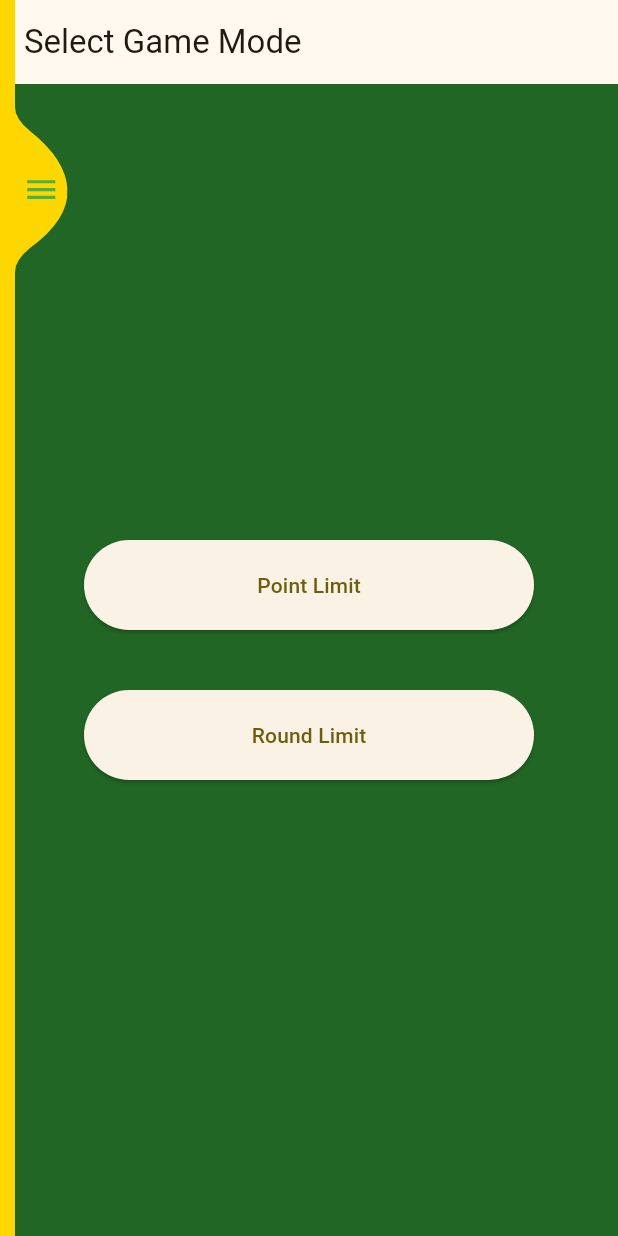
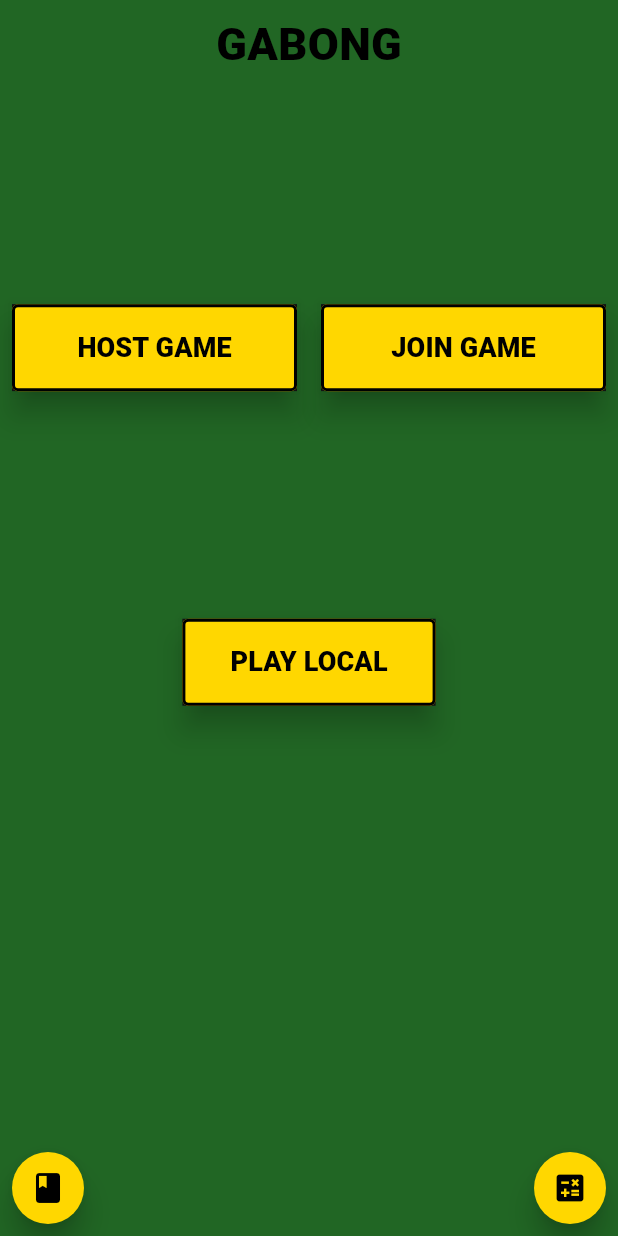
Before and after one commit to kristoffer1110/GabongApp, a Flutter app: the screen it shows after launch, on a phone screen of 412 x 824 dp. Run offline on Flutter 3.47's test engine with Material 3 defaults, Android fonts, the phone set to English and light mode, and no system bars.

Commit message:
Flyttet gamle strukturen til mappen trashassfakkingsdrit, og begynt på v2. Foreløpig kommet til ferdig design av host.dart. Neste: Få ferdig design på join game, og fikse online-funksjonen

```diff
--- /dev/null
+++ b/lib/globals.dart
@@ -0,0 +1,3 @@
+library gabong.globals;
+
+String playerName = '';
--- a/lib/main.dart
+++ b/lib/main.dart
@@ -1,9 +1,26 @@
 import 'package:flutter/material.dart';
-import 'sidebar/layout.dart';
+import 'package:gabong_v1/screens/homescreen.dart';
+import 'package:gabong_v1/screens/host.dart';
 
+
+const Color gabongGreen = Color(0xFF216624); // Replace with your actual color value
+const Color gold = Color(0xFFFFD700);
+const Color black = Colors.black;
 
 void main() {
   runApp(const MyApp());
+}
+
+
+ThemeData get theme {
+  final theme = ThemeData(
+    colorScheme: ColorScheme.fromSeed(
+      seedColor: gabongGreen,
+      brightness: Brightness.dark,
+    ),
+    useMaterial3: true,
+  );
+  return theme;
 }
 
 class MyApp extends StatelessWidget {
@@ -15,10 +32,17 @@ class MyApp extends StatelessWidget {
     return MaterialApp(
       title: 'Gabong Calc',
       theme: ThemeData(
-        colorScheme: ColorScheme.fromSeed(seedColor: const Color(0xFFFFD700)),
-        useMaterial3: true,
+        colorScheme: const ColorScheme.dark(
+          primary: gabongGreen,
+          secondary: gold,
+          tertiary: black,
+        )
       ),
-      home: const Layout(),
+      home: const HomeScreen(),
+      routes: {
+        '/home': (context) => const HomeScreen(),
+        '/host': (context) => const HostScreen(),
+      },
     );
   }
 }
--- /dev/null
+++ b/lib/screens/homescreen.dart
@@ -0,0 +1,82 @@
+import 'package:flutter/material.dart';
+import 'package:gabong_v1/widgets/menu_button.dart';
+import 'package:gabong_v1/widgets/circular_icon_button.dart';
+
+class HomeScreen extends StatelessWidget {
+  const HomeScreen({super.key});
+
+  @override
+  Widget build(BuildContext context){
+    return Scaffold(
+      backgroundColor: Theme.of(context).colorScheme.primary,
+      body: Column(
+        mainAxisAlignment: MainAxisAlignment.center,
+        children: <Widget>[
+          Padding(
+            padding: const EdgeInsets.all(8.0),
+            child: Text(
+              'GABONG',
+              style: TextStyle(
+                fontWeight: FontWeight.w900,
+                fontSize: 30,
+                color: Theme.of(context).colorScheme.tertiary,
+              ),
+            ),
+          ),
+          Expanded(
+            child: Row(
+              children: [
+                Expanded(
+                  child: MenuButton(
+                    label: 'Host Game',
+                    onPressed: () {
+                      Navigator.pushNamed(context, '/host');
+                    },
+                  ),
+                ),
+                Expanded(
+                  child: MenuButton(
+                    label: 'Join Game',
+                    onPressed: () {
+                      Navigator.pushNamed(context, '/join');
+                    },
+                  ),
+                ),
+              ],
+            ),
+          ),
+          MenuButton(
+            label: 'Play Local',
+            onPressed: () {
+              Navigator.pushNamed(context, '/play');
+            },
+          ),
+          Expanded(
+            child: Stack(
+              children: [
+                Align(
+                  alignment: Alignment.bottomRight,
+                  child: CircularIconButton(
+                    icon: Icons.calculate,
+                    onPressed: () {
+                      Navigator.pushNamed(context, '/calculator');
+                    },
+                  ),
+                ),
+                Align(
+                  alignment: Alignment.bottomLeft,
+                  child: CircularIconButton(
+                    icon: Icons.book,
+                    onPressed: () {
+                      Navigator.pushNamed(context, '/rules');
+                    },
+                  ),
+                ),
+              ]
+            )
+          )
+        ]
+      )
+    );
+  }
+}
--- /dev/null
+++ b/lib/widgets/circular_icon_button.dart
@@ -0,0 +1,33 @@
+import 'package:flutter/material.dart';
+
+class CircularIconButton extends StatelessWidget {
+  final IconData icon;
+  final VoidCallback onPressed;
+
+  const CircularIconButton({
+    super.key,
+    required this.icon,
+    required this.onPressed,
+  });
+
+  @override
+  Widget build(BuildContext context) {
+    final theme = Theme.of(context);
+    return Padding(
+      padding: const EdgeInsets.all(8.0),
+      child: Material(
+        elevation: 8.0,
+        shape: const CircleBorder(),
+        color: theme.colorScheme.secondary,
+        child: IconButton(
+          onPressed: onPressed,
+          icon: Icon(icon),
+          color: theme.colorScheme.tertiary,
+          iconSize: 24.0,
+          padding: const EdgeInsets.all(12.0),
+          splashRadius: 28.0,
+        ),
+      ),
+    );
+  }
+}
--- /dev/null
+++ b/lib/widgets/menu_button.dart
@@ -0,0 +1,49 @@
+import 'package:flutter/material.dart';
+
+class MenuButton extends StatelessWidget {
+  final String label;
+  final VoidCallback? onPressed;
+  final bool enabled;
+
+  const MenuButton({
+    super.key,
+    required this.label,
+    required this.onPressed,
+    this.enabled = true,
+  });
+
+  @override
+  Widget build(BuildContext context) {
+    final theme = Theme.of(context);
+    return Padding(
+      padding: const EdgeInsets.all(8.0),
+      child: Material(
+        elevation: 8.0,
+        child: OutlinedButton(
+          onPressed: enabled ? onPressed : null,
+          style: OutlinedButton.styleFrom(
+            backgroundColor: enabled ? theme.colorScheme.secondary : theme.colorScheme.secondary.withOpacity(0.5), // Use secondary color for button background
+            shape: const RoundedRectangleBorder(
+              borderRadius: BorderRadius.all(Radius.circular(4.0)),
+            ),
+            side: BorderSide(
+              color: theme.colorScheme.tertiary, // Use tertiary color for outline
+              width: 2,
+            ),
+          ),
+          child: Padding(
+            padding: const EdgeInsets.symmetric(horizontal: 8.0, vertical: 16.0),
+            child: Text(
+              label.toUpperCase(),
+              style: TextStyle(
+                fontWeight: FontWeight.w900,
+                fontSize: 18,
+                color: theme.colorScheme.tertiary, // Use tertiary color for text
+              ),
+            ),
+          ),
+        ),
+      ),
+    );
+  }
+}
--- a/lib/bloc.navigation_bloc/navigation_bloc.dart
+++ b/trashassfakkingsdrit/bloc.navigation_bloc/navigation_bloc.dart
@@ -1,6 +1,6 @@
 import 'package:bloc/bloc.dart';
-import 'package:gabong_v1/pages/points_calculator/points_calculator.dart';
-import 'package:gabong_v1/pages/rules.dart';
+import '../pages/points_calculator/points_calculator.dart';
+import '../pages/rules.dart';
 import '../pages/play_gabong.dart';
 
 enum NavigationEvents {
@@ -22,7 +22,7 @@ class NavigationBloc extends Bloc<NavigationEvents, NavigationStates> {
         yield const PlayGabong();
         break;
       case NavigationEvents.pointsCalculatorClickedEvent:
-        yield PointsCalculatorPage();
+        yield const PointsCalculatorPage();
         break;
       case NavigationEvents.rulesClickedEvent:
         yield const RulesPage();
--- a/lib/pages/points_calculator/points_calculator.dart
+++ b/trashassfakkingsdrit/pages/points_calculator/points_calculator.dart
@@ -1,5 +1,5 @@
 import 'package:flutter/material.dart';
-import 'package:gabong_v1/pages/points_calculator/calculator_button_array.dart';
+import 'calculator_button_array.dart';
 import '../../bloc.navigation_bloc/navigation_bloc.dart';
 
 class PointsCalculatorPage extends StatefulWidget implements NavigationStates {
--- a/lib/sidebar/sidebar.dart
+++ b/trashassfakkingsdrit/sidebar/sidebar.dart
@@ -2,7 +2,7 @@ import 'dart:async';
 
 import 'package:flutter/material.dart';
 import 'package:flutter_bloc/flutter_bloc.dart';
-import 'package:gabong_v1/sidebar/menu_item.dart';
+import 'menu_item.dart';
 import 'package:rxdart/rxdart.dart';
 
 import '../bloc.navigation_bloc/navigation_bloc.dart';
```
Also changed, not shown: lib/screens/host.dart (added, +141 -0 lines), lib/widgets/input_field.dart (added, +67 -0 lines), trashassfakkingsdrit/bajsemain.dart (added, +24 -0 lines), trashassfakkingsdrit/pages/play_gabong.dart (renamed from lib/pages/play_gabong.dart), trashassfakkingsdrit/pages/points_calculator/calculator_button.dart (renamed from lib/pages/points_calculator/calculator_button.dart), trashassfakkingsdrit/pages/points_calculator/calculator_button_array.dart (renamed from lib/pages/points_calculator/calculator_button_array.dart), trashassfakkingsdrit/pages/rules.dart (renamed from lib/pages/rules.dart), trashassfakkingsdrit/screens/game_screen.dart (renamed from lib/screens/game_screen.dart), trashassfakkingsdrit/screens/point_limit.dart (renamed from lib/screens/point_limit.dart), trashassfakkingsdrit/screens/round_limit.dart (renamed from lib/screens/round_limit.dart), trashassfakkingsdrit/sidebar/layout.dart (renamed from lib/sidebar/layout.dart), trashassfakkingsdrit/sidebar/menu_item.dart (renamed from lib/sidebar/menu_item.dart).
